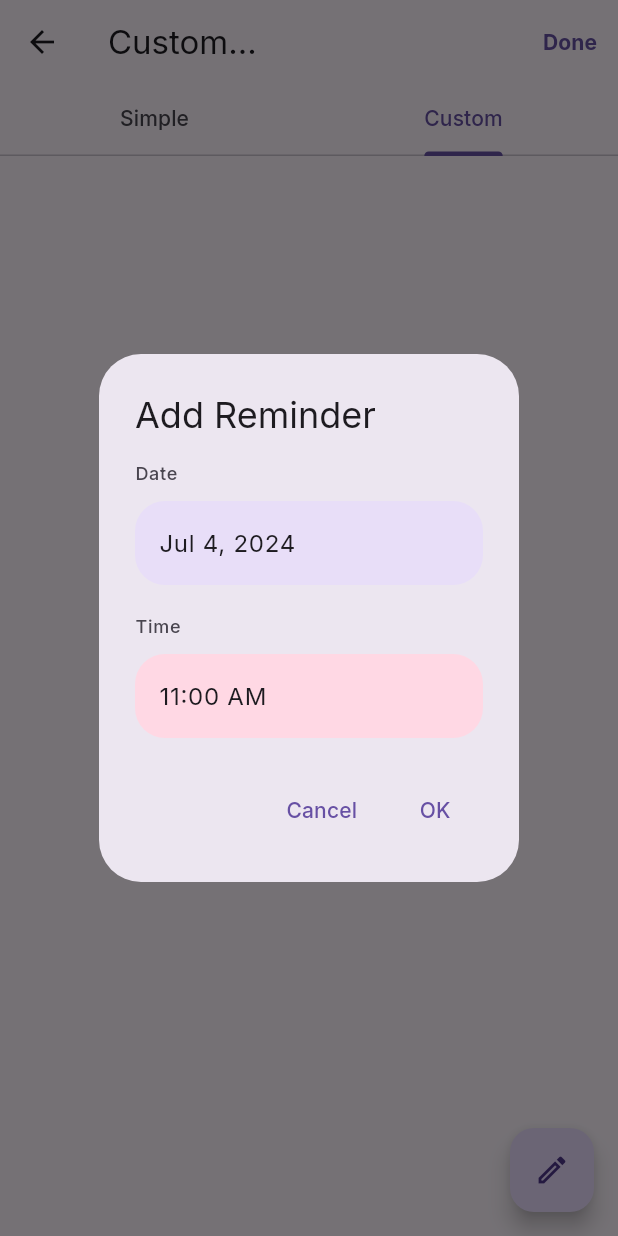
After one commit to fidelisakilan/TickTock, a Flutter app: the CustomRepeatScreen screen opened directly, tab 2 chosen, after a tap on the "edit" icon, on a phone screen of 412 x 824 dp. The commit adds this screen. Run offline on Flutter 3.47's test engine with Material 3 defaults, Android fonts, the phone set to English and light mode, and no system bars; drawn by our look-alikes of dynamic_color; our stand-ins replace dio, flutter_bloc, flutter_local_notifications, flutter_native_timezone_updated_gradle, fluttertoast, freezed_annotation and 4 more; missing offline and left inert: a package; generated files the repository leaves out were written again.

Commit message:
added custom list screen

```diff
--- a/lib/app/app.dart
+++ b/lib/app/app.dart
@@ -11,6 +11,7 @@ class App extends StatelessWidget {
     return DynamicColorBuilder(
       builder: (ColorScheme? lightDynamic, ColorScheme? darkDynamic) {
         final themeData = ThemeData(
+          dividerTheme: const DividerThemeData(space: 32),
           scaffoldBackgroundColor: context.colorScheme.surface,
           textTheme: GoogleFonts.interTextTheme(),
           datePickerTheme: DatePickerThemeData(
--- a/lib/modules/tasks/bloc/create_task_cubit.dart
+++ b/lib/modules/tasks/bloc/create_task_cubit.dart
@@ -10,9 +10,9 @@ part 'create_task_cubit.g.dart';
 
 class CreateTaskCubit extends Cubit<TaskDetails> {
   CreateTaskCubit()
-      : super(TaskDetails.defaults(startDate: _startDate(), allDay: false));
+      : super(TaskDetails.defaults(startDate: startDate(), allDay: false));
 
-  static TimeStamp _startDate() {
+  static TimeStamp startDate() {
     final date = DateTime.now().add(const Duration(hours: 1));
     return TimeStamp(
       date: DateTime(date.year, date.month, date.day),
--- a/lib/modules/tasks/bloc/create_task_state.dart
+++ b/lib/modules/tasks/bloc/create_task_state.dart
@@ -60,16 +60,17 @@ class TimeOfDayConverter
 }
 
 enum RepeatFrequency {
-  none(label: 'Does not repeat'),
-  days(label: 'Every day'),
-  weeks(label: 'Every week'),
-  months(label: 'Every month'),
-  years(label: 'Every year'),
-  custom(label: 'Custom...');
+  none(label: 'Does not repeat', dropdownTitle: 'None'),
+  days(label: 'Every day', dropdownTitle: 'Day'),
+  weeks(label: 'Every week', dropdownTitle: 'Week'),
+  months(label: 'Every month', dropdownTitle: 'Month'),
+  years(label: 'Every year', dropdownTitle: 'Year'),
+  custom(label: 'Custom...', dropdownTitle: 'Custom');
 
   final String label;
+  final String dropdownTitle;
 
-  const RepeatFrequency({required this.label});
+  const RepeatFrequency({required this.label, required this.dropdownTitle});
 }
 
 enum WeekDay { sunday, monday, tuesday, wednesday, thursday, friday, saturday }
--- /dev/null
+++ b/lib/modules/tasks/ui/custom_reminder_list_widget.dart
@@ -0,0 +1,234 @@
+import 'package:tick_tock/app/config.dart';
+import 'package:tick_tock/modules/tasks/bloc/create_task_cubit.dart';
+import 'package:tick_tock/modules/tasks/models/extensions.dart';
+
+class CustomTimeListWidget extends StatefulWidget {
+  const CustomTimeListWidget({super.key});
+
+  @override
+  State<CustomTimeListWidget> createState() => _CustomTimeListWidgetState();
+}
+
+class _CustomTimeListWidgetState extends State<CustomTimeListWidget> {
+  final List<TimeStamp> timeStampList = [];
+
+  void _addTime({TimeStamp? timeStamp}) async {
+    final result = await showDialog(
+      context: context,
+      builder: (BuildContext context) =>
+          _AddReminderWidget(oldTimeStamp: timeStamp),
+    );
+    if (result is TimeStamp) {
+      timeStampList.remove(timeStamp);
+      setState(() => timeStampList.add(result));
+    }
+  }
+
+  @override
+  Widget build(BuildContext context) {
+    return Stack(
+      alignment: Alignment.bottomRight,
+      children: [
+        ListView.separated(
+          itemCount: timeStampList.length,
+          padding: const EdgeInsets.symmetric(vertical: 20),
+          separatorBuilder: (context, index) => const Divider(height: 0,indent: 60),
+          itemBuilder: (context, index) {
+            final item = timeStampList[index];
+            return GestureDetector(
+              onTap: () => _addTime(timeStamp: item),
+              child: Container(
+                decoration: BoxDecoration(
+                  color: context.colorScheme.surfaceContainer,
+                ),
+                padding: const EdgeInsets.symmetric(horizontal: 16, vertical: 16),
+                child: Row(
+                  children: [
+                    Container(
+                      decoration: BoxDecoration(
+                        shape: BoxShape.circle,
+                        border: Border.all(color: context.colorScheme.primary),
+                      ),
+                      padding: const EdgeInsets.all(10),
+                      child: Text(
+                        '${index + 1}',
+                        style: context.textTheme.bodyLarge!
+                            .copyWith(color: context.colorScheme.onSurface),
+                      ),
+                    ),
+                    const Spacer(),
+                    Text(
+                      'Date: ',
+                      style: context.textTheme.bodyLarge!
+                          .copyWith(color: context.colorScheme.onSurface),
+                    ),
+                    Container(
+                      decoration: BoxDecoration(
+                        color: context.colorScheme.secondaryContainer,
+                        borderRadius: BorderRadius.circular(10),
+                      ),
+                      padding: const EdgeInsets.all(5),
+                      child: Text(
+                        item.date.formattedText1,
+                        style: context.textTheme.bodyLarge!.copyWith(
+                          color: context.colorScheme.onSurface,
+                        ),
+                      ),
+                    ),
+                    const Spacer(),
+                    Text(
+                      'Time: ',
+                      style: context.textTheme.bodyLarge!
+                          .copyWith(color: context.colorScheme.onSurface),
+                    ),
+                    Container(
+                      decoration: BoxDecoration(
+                        color: context.colorScheme.tertiaryContainer,
+                        borderRadius: BorderRadius.circular(10),
+                      ),
+                      padding: const EdgeInsets.all(5),
+                      child: Text(
+                        item.time.format(context),
+                        style: context.textTheme.bodyLarge!.copyWith(
+                          color: context.colorScheme.onSurface,
+                        ),
+                      ),
+                    ),
+                  ],
+                ),
+              ),
+            );
+          },
+
+        ),
+        SafeArea(
+          child: Padding(
+            padding: const EdgeInsets.all(16),
+            child: FloatingActionButton(
+              foregroundColor: context.colorScheme.onPrimaryContainer,
+              backgroundColor: context.colorScheme.primaryContainer,
+              onPressed: _addTime,
+              child: const Icon(Icons.edit_outlined),
+            ),
+          ),
+        ),
+      ],
+    );
+  }
+}
+
+class _AddReminderWidget extends StatefulWidget {
+  final TimeStamp? oldTimeStamp;
+
+  const _AddReminderWidget({this.oldTimeStamp});
+
+  @override
+  State<_AddReminderWidget> createState() => _AddReminderWidgetState();
+}
+
+class _AddReminderWidgetState extends State<_AddReminderWidget> {
+  late TimeStamp timeStamp;
+
+  @override
+  void initState() {
+    timeStamp = widget.oldTimeStamp ?? CreateTaskCubit.startDate();
+    super.initState();
+  }
+
+  void _datePicker() async {
+    final lastDate = timeStamp.date.copyWith(year: DateTime.now().year + 100);
+    final newDate = await showDialog(
+      context: context,
+      builder: (context) {
+        return DatePickerDialog(
+          firstDate: DateTime.now(),
+          currentDate: timeStamp.date,
+          lastDate: lastDate,
+        );
+      },
+    );
+    if (newDate is DateTime) {
+      setState(() => timeStamp = timeStamp.copyWith(date: newDate));
+    }
+  }
+
+  void _timePicker() async {
+    final time = await showDialog(
+      context: context,
+      builder: (context) => TimePickerDialog(initialTime: timeStamp.time),
+    );
+    if (time is TimeOfDay && mounted) {
+      setState(() => timeStamp = timeStamp.copyWith(time: time));
+    }
+  }
+
+  @override
+  Widget build(BuildContext context) {
+    return AlertDialog(
+      title: const Text('Add Reminder'),
+      content: Column(
+        mainAxisSize: MainAxisSize.min,
+        crossAxisAlignment: CrossAxisAlignment.stretch,
+        children: [
+          Text(
+            'Date',
+            style: context.textTheme.labelMedium!.copyWith(
+              color: context.colorScheme.onSurfaceVariant,
+            ),
+          ),
+          const GapBox(gap: Gap.xxs),
+          GestureDetector(
+            onTap: _datePicker,
+            child: Container(
+              decoration: BoxDecoration(
+                color: context.colorScheme.secondaryContainer,
+                borderRadius: BorderRadius.circular(20),
+              ),
+              padding: const EdgeInsets.all(16),
+              child: Text(
+                timeStamp.date.formattedText1,
+                style: context.textTheme.bodyLarge!.copyWith(
+                  color: context.colorScheme.onSurface,
+                ),
+              ),
+            ),
+          ),
+          const GapBox(gap: Gap.xs),
+          Text(
+            'Time',
+            style: context.textTheme.labelMedium!.copyWith(
+              color: context.colorScheme.onSurfaceVariant,
+            ),
+          ),
+          const GapBox(gap: Gap.xxs),
+          GestureDetector(
+            onTap: _timePicker,
+            child: Container(
+              decoration: BoxDecoration(
+                color: context.colorScheme.tertiaryContainer,
+                borderRadius: BorderRadius.circular(20),
+              ),
+              padding: const EdgeInsets.all(16),
+              child: Text(
+                timeStamp.time.format(context),
+                style: context.textTheme.bodyLarge!.copyWith(
+                  color: context.colorScheme.onSurface,
+                ),
+              ),
+            ),
+          ),
+        ],
+      ),
+      actions: <Widget>[
+        TextButton(
+          onPressed: () => context.pop(),
+          child: const Text('Cancel'),
+        ),
+        TextButton(
+          onPressed: () => context.pop(timeStamp),
+          child: const Text('OK'),
+        ),
+      ],
+    );
+  }
+}
--- a/lib/modules/tasks/ui/custom_repeat_screen.dart
+++ b/lib/modules/tasks/ui/custom_repeat_screen.dart
@@ -1,4 +1,7 @@
+import 'package:flutter/services.dart';
 import 'package:tick_tock/app/config.dart';
+import 'custom_reminder_list_widget.dart';
+import 'default_preset_widget.dart';
 
 class CustomRepeatScreen extends StatefulWidget {
   const CustomRepeatScreen({super.key});
@@ -7,10 +10,62 @@ class CustomRepeatScreen extends StatefulWidget {
   State<CustomRepeatScreen> createState() => _CustomRepeatScreenState();
 }
 
-class _CustomRepeatScreenState extends State<CustomRepeatScreen> {
+class _CustomRepeatScreenState extends State<CustomRepeatScreen>
+    with TickerProviderStateMixin {
+  late final TabController _tabController;
+
+  @override
+  void initState() {
+    super.initState();
+    _tabController = TabController(length: 2, vsync: this);
+  }
+
+  @override
+  void dispose() {
+    _tabController.dispose();
+    super.dispose();
+  }
 
   @override
   Widget build(BuildContext context) {
-    return const Placeholder();
+    return Scaffold(
+      backgroundColor: context.colorScheme.surface,
+      appBar: AppBar(
+        title: const Text('Custom...'),
+        actions: [
+          TextButton(
+            child: Text(
+              'Done',
+              style: context.textTheme.labelLarge!.copyWith(
+                color: context.colorScheme.primary,
+                fontWeight: FontWeight.bold,
+              ),
+            ),
+            onPressed: () {},
+          ),
+        ],
+      ),
+      body: Column(
+        children: [
+          TabBar(
+            controller: _tabController,
+            tabs: const [
+              Tab(text: 'Simple'),
+              Tab(text: 'Custom'),
+            ],
+          ),
+          const GapBox(gap: Gap.xxs),
+          Expanded(
+            child: TabBarView(
+              controller: _tabController,
+              children: const [
+                DefaultPresetWidget(),
+                CustomTimeListWidget(),
+              ],
+            ),
+          ),
+        ],
+      ),
+    );
   }
 }
--- /dev/null
+++ b/lib/modules/tasks/ui/default_preset_widget.dart
@@ -0,0 +1,233 @@
+import 'package:flutter/services.dart';
+import 'package:tick_tock/app/config.dart';
+import 'package:tick_tock/modules/tasks/models/extensions.dart';
+
+import '../bloc/create_task_cubit.dart';
+
+class DefaultPresetWidget extends StatelessWidget {
+  const DefaultPresetWidget({super.key});
+
+  @override
+  Widget build(BuildContext context) {
+    return const Column(
+      children: [
+        RepeatEveryWidget(),
+        Divider(),
+        WeekDaySelectionWidget(),
+        Divider(),
+        RepeatEndWidget(),
+        Divider(),
+      ],
+    );
+  }
+}
+
+class RepeatEndWidget extends StatefulWidget {
+  const RepeatEndWidget({super.key});
+
+  @override
+  State<RepeatEndWidget> createState() => _RepeatEndWidgetState();
+}
+
+class _RepeatEndWidgetState extends State<RepeatEndWidget> {
+  bool hasEndingDate = false;
+  DateTime endingDate = DateTime.now();
+
+  void _datePicker() async {
+    final date = await showDialog(
+      context: context,
+      builder: (context) {
+        return DatePickerDialog(
+          firstDate: DateTime.now(),
+          currentDate: DateTime.now(),
+          lastDate: DateTime.now().copyWith(year: DateTime.now().year + 100),
+        );
+      },
+    );
+    if (date is DateTime) {
+      setState(() {
+        endingDate = date;
+        hasEndingDate = true;
+      });
+    }
+  }
+
+  @override
+  Widget build(BuildContext context) {
+    return Padding(
+      padding: Dimens.horizontalPadding,
+      child: Column(
+        crossAxisAlignment: CrossAxisAlignment.start,
+        children: [
+          Text(
+            'Ends',
+            style: context.textTheme.labelLarge!.copyWith(
+              color: context.colorScheme.onSurfaceVariant,
+            ),
+          ),
+          ListTile(
+            title: Text(
+              'Never',
+              style: context.textTheme.labelLarge!
+                  .copyWith(color: context.colorScheme.onSurface),
+            ),
+            leading: Radio<bool>(
+              value: false,
+              groupValue: hasEndingDate,
+              onChanged: (bool? value) {
+                if (value != null) setState(() => hasEndingDate = value);
+              },
+            ),
+          ),
+          ListTile(
+            title: Row(
+              children: [
+                Text(
+                  'On',
+                  style: context.textTheme.labelLarge!
+                      .copyWith(color: context.colorScheme.onSurface),
+                ),
+                const GapBox(gap: Gap.xxs),
+                IntrinsicWidth(
+                  child: TextField(
+                    decoration:
+                        const InputDecoration(border: OutlineInputBorder()),
+                    style: context.textTheme.labelLarge!
+                        .copyWith(color: context.colorScheme.onSurface),
+                    controller:
+                        TextEditingController(text: endingDate.formattedText),
+                    readOnly: true,
+                    onTap: _datePicker,
+                  ),
+                ),
+              ],
+            ),
+            leading: Radio<bool>(
+              value: true,
+              groupValue: hasEndingDate,
+              onChanged: (bool? value) {
+                if (value != null) setState(() => hasEndingDate = value);
+              },
+            ),
+          ),
+        ],
+      ),
+    );
+  }
+}
+
+class WeekDaySelectionWidget extends StatefulWidget {
+  const WeekDaySelectionWidget({super.key});
+
+  @override
+  State<WeekDaySelectionWidget> createState() => _WeekDaySelectionWidgetState();
+}
+
+class _WeekDaySelectionWidgetState extends State<WeekDaySelectionWidget> {
+  @override
+  Widget build(BuildContext context) {
+    return Padding(
+      padding: Dimens.horizontalPadding,
+      child: Column(
+        crossAxisAlignment: CrossAxisAlignment.start,
+        children: [
+          Text(
+            'Repeats on',
+            style: context.textTheme.labelMedium!.copyWith(
+              color: context.colorScheme.onSurfaceVariant,
+            ),
+          ),
+          const GapBox(gap: Gap.xxs),
+          SegmentedButton<WeekDay>(
+            segments: WeekDay.values
+                .map((e) => ButtonSegment<WeekDay>(
+                    value: e, label: Text(e.name[0].toUpperCase())))
+                .toList(),
+            selected: const <WeekDay>{WeekDay.friday},
+            showSelectedIcon: false,
+            multiSelectionEnabled: true,
+            emptySelectionAllowed: true,
+            onSelectionChanged: (Set<WeekDay> newSelection) {},
+          ),
+        ],
+      ),
+    );
+  }
+}
+
+class RepeatEveryWidget extends StatefulWidget {
+  const RepeatEveryWidget({super.key});
+
+  @override
+  State<RepeatEveryWidget> createState() => _RepeatEveryWidgetState();
+}
+
+class _RepeatEveryWidgetState extends State<RepeatEveryWidget> {
+  final textController = TextEditingController();
+  final optionController = TextEditingController();
+
+  final List<RepeatFrequency> options = [
+    RepeatFrequency.days,
+    RepeatFrequency.weeks,
+    RepeatFrequency.months,
+    RepeatFrequency.years,
+  ];
+
+  @override
+  Widget build(BuildContext context) {
+    return Padding(
+      padding: Dimens.horizontalPadding,
+      child: Column(
+        crossAxisAlignment: CrossAxisAlignment.start,
+        children: [
+          Text(
+            'Repeats every',
+            style: context.textTheme.labelMedium!.copyWith(
+              color: context.colorScheme.onSurfaceVariant,
+            ),
+          ),
+          const GapBox(gap: Gap.xxs),
+          Row(
+            children: [
+              SizedBox(
+                width: 80,
+                child: TextField(
+                  decoration:
+                      const InputDecoration(border: OutlineInputBorder()),
+                  controller: textController,
+                  keyboardType: TextInputType.number,
+                  style: context.textTheme.labelLarge!
+                      .copyWith(color: context.colorScheme.onSurface),
+                  inputFormatters: <TextInputFormatter>[
+                    FilteringTextInputFormatter.digitsOnly,
+                    LengthLimitingTextInputFormatter(2),
+                  ], // Onl
+                ),
+              ),
+              const GapBox(gap: Gap.xxs),
+              IntrinsicWidth(
+                child: DropdownMenu<RepeatFrequency>(
+                  initialSelection: options.first,
+                  controller: optionController,
+                  requestFocusOnTap: false,
+                  textStyle: context.textTheme.labelLarge!
+                      .copyWith(color: context.colorScheme.onSurface),
+                  expandedInsets: EdgeInsets.zero,
+                  dropdownMenuEntries:
+                      options.map<DropdownMenuEntry<RepeatFrequency>>(
+                    (value) {
+                      return DropdownMenuEntry<RepeatFrequency>(
+                        value: value,
+                        label: value.dropdownTitle,
+                      );
+                    },
+                  ).toList(),
+                ),
+              ),
+            ],
+          ),
+        ],
+      ),
+    );
+  }
+}
--- a/lib/modules/tasks/ui/home_page.dart
+++ b/lib/modules/tasks/ui/home_page.dart
@@ -2,7 +2,7 @@ import 'package:flutter/services.dart';
 import 'package:flutter_bloc/flutter_bloc.dart';
 import 'package:tick_tock/app/config.dart';
 import '../bloc/create_task_cubit.dart';
-import 'task_entry_sheet.dart';
+import 'create_task_screen.dart';
 
 class HomePage extends StatefulWidget {
   const HomePage({super.key});
```
Also changed, not shown: lib/modules/tasks/models/extensions.dart (added, +10 -0 lines), lib/modules/tasks/ui/create_task_screen.dart (renamed from lib/modules/tasks/ui/task_entry_sheet.dart, +4 -4 lines), lib/modules/tasks/ui/repeat_options_widget.dart (renamed from lib/modules/tasks/ui/repeat_option_dialog.dart, +2 -5 lines).
